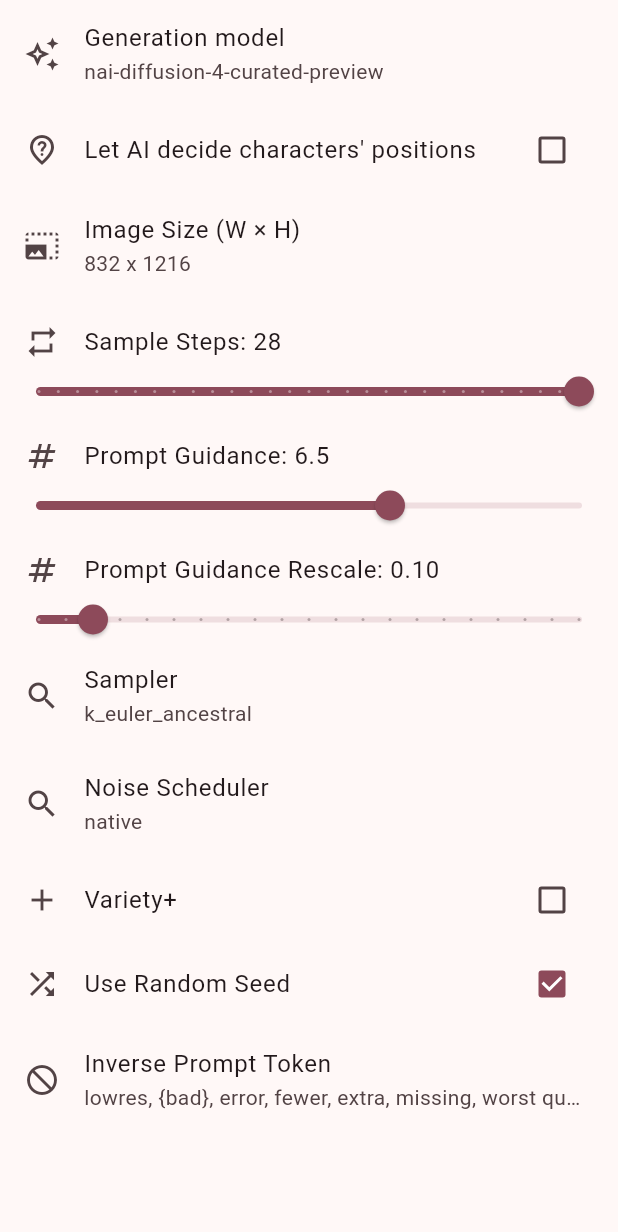
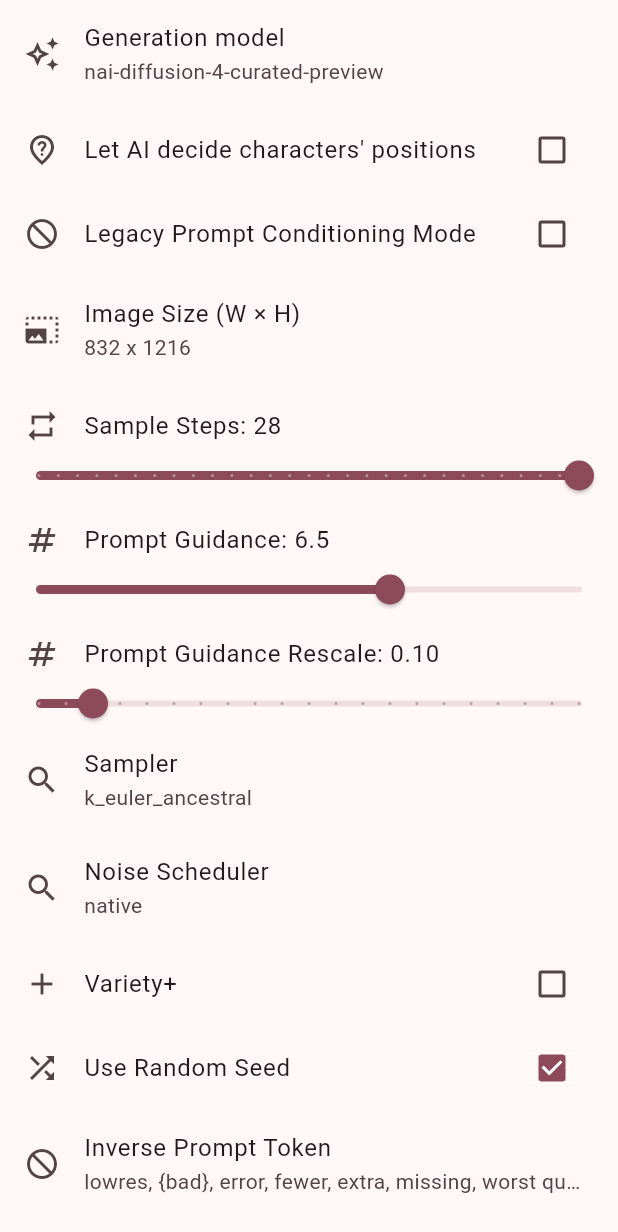
Before and after one commit to Exception0x0194/NAI-Generator-Flutter, a Flutter app: the ParametersConfigView screen opened directly, on a phone screen of 412 x 824 dp. Shown: the top 1232 px of the screen. Run offline on Flutter 3.47's test engine with Material 3 defaults, Android fonts, the phone set to English and light mode, and no system bars; our stand-ins replace adaptive_theme, device_info_plus, easy_localization, file_picker, flutter_markdown, get_it and 6 more; missing offline and left inert: blinking_text, encrypt, flutter_command, gzip, image_size_getter, saver_gallery and 3 more; accounts and stored records are empty.

Commit message:
添加了legacy prompt conditioning mode

```diff
--- a/lib/data/models/param_config.dart
+++ b/lib/data/models/param_config.dart
@@ -33,6 +33,7 @@ class ParamConfig {
   String model = 'nai-diffusion-4-curated-preview';
 
   bool autoPosition;
+  bool legacyUc;
 
   ParamConfig({
     this.model = 'nai-diffusion-4-curated-preview',
@@ -57,6 +58,7 @@ class ParamConfig {
     this.varietyPlus = false,
     this.negativePrompt = defaultUC,
     this.autoPosition = false,
+    this.legacyUc = false,
   });
 
   Map<String, dynamic> toJson() {
@@ -85,6 +87,7 @@ class ParamConfig {
       'reference_strength_multiple': [],
       'variety_plus': varietyPlus,
       'auto_position': autoPosition,
+      'legacy_uc': legacyUc,
     };
   }
 
@@ -106,33 +109,6 @@ class ParamConfig {
       final v = pow(4.0 * w * h / 63232, 0.5);
       skipCfgAboveSigma = 19.0 * v;
     }
-    // var payload = {
-    //   'width': width,
-    //   'height': height,
-    //   'scale': scale,
-    //   'sampler': sampler,
-    //   'steps': steps,
-    //   'n_samples': nSamples,
-    //   'ucPreset': ucPreset,
-    //   'qualityToggle': qualityToggle,
-    //   'sm': sm,
-    //   'sm_dyn': smDyn,
-    //   'seed': randomSeed ? Random().nextInt(1 << 32 - 1) : seed,
-    //   'dynamic_thresholding': dynamicThresholding,
-    //   'controlnet_strength': controlNetStrength,
-    //   'legacy': legacy,
-    //   'add_original_image': addOriginalImage,
-    //   'uncond_scale': uncondScale,
-    //   'cfg_rescale': cfgRescale,
-    //   'noise_schedule': noiseSchedule,
-    //   'negative_prompt': negativePrompt,
-    //   'reference_image_multiple': [],
-    //   'reference_information_extracted_multiple': [],
-    //   'reference_strength_multiple': [],
-    //   'prefer_brownian': preferBrownian,
-    //   'skip_cfg_above_sigma': skipCfgAboveSigma,
-    //   'deliberate_euler_ancestral_bug': deliberateEulerAncestralBug,
-    // };
     var payload = {
       "params_version": 3,
       "width": width,
@@ -162,7 +138,8 @@ class ParamConfig {
       "reference_information_extracted_multiple": [],
       "reference_strength_multiple": [],
       "deliberate_euler_ancestral_bug": deliberateEulerAncestralBug,
-      "prefer_brownian": preferBrownian
+      "prefer_brownian": preferBrownian,
+      "legacy_uc": legacyUc,
     };
     payload['legacy_v3_extend'] = false;
     payload.removeWhere((k, v) => v == null);
@@ -204,6 +181,7 @@ class ParamConfig {
       noiseSchedule: json['noise_schedule'],
       negativePrompt: json['negative_prompt'],
       autoPosition: json['auto_position'] ?? false,
+      legacyUc: json['legacy_uc'] ?? false,
     );
   }
 
@@ -290,6 +268,10 @@ class ParamConfig {
       randomSeed = false;
       loadCount++;
     }
+    if (json.containsKey('legacy_uc')) {
+      seed = json['legacy_uc'];
+      loadCount++;
+    }
     return loadCount;
   }
 }
--- a/lib/data/use_cases/generate_payload_use_case.dart
+++ b/lib/data/use_cases/generate_payload_use_case.dart
@@ -124,6 +124,7 @@ class GeneratePayloadUseCase {
         'base_caption': paramConfig.negativePrompt,
         'char_captions': v4CharNegCaptions,
       },
+      'legacy_uc': paramConfig.legacyUc,
     };
     paramPayload['v4_prompt'] = v4Prompt;
     paramPayload['v4_negative_prompt'] = v4NegPrompt;
--- a/lib/ui/parameters_config/view_models/parameters_config_viewmodel.dart
+++ b/lib/ui/parameters_config/view_models/parameters_config_viewmodel.dart
@@ -5,7 +5,8 @@ import 'package:nai_casrand/data/models/payload_config.dart';
 import 'package:nai_casrand/data/models/generation_size.dart';
 
 class ParametersConfigViewmodel extends ChangeNotifier {
-  ParamConfig config = GetIt.instance<PayloadConfig>().paramConfig;
+  PayloadConfig get payloadConfig => GetIt.I();
+  ParamConfig get config => payloadConfig.paramConfig;
 
   ParametersConfigViewmodel();
 
@@ -108,4 +109,12 @@ class ParametersConfigViewmodel extends ChangeNotifier {
     config.autoPosition = value;
     notifyListeners();
   }
+
+  void setLegacyUc(bool? value) {
+    if (value == null) return;
+    config.legacyUc = value;
+    notifyListeners();
+  }
+
+  void loadImageMetadata(BuildContext context) {}
 }
--- a/lib/ui/parameters_config/widgets/parameters_conifg_view.dart
+++ b/lib/ui/parameters_config/widgets/parameters_conifg_view.dart
@@ -1,11 +1,15 @@
 import 'package:easy_localization/easy_localization.dart';
 import 'package:flutter/material.dart';
+import 'package:image_picker/image_picker.dart';
 import 'package:nai_casrand/core/constants/defaults.dart';
 import 'package:nai_casrand/core/constants/parameters.dart';
+import 'package:nai_casrand/data/services/image_service.dart';
+import 'package:nai_casrand/ui/core/utils/flushbar.dart';
 import 'package:nai_casrand/ui/parameters_config/view_models/parameters_config_viewmodel.dart';
 import 'package:nai_casrand/ui/core/widgets/editable_list_tile.dart';
 import 'package:nai_casrand/ui/core/widgets/slider_list_tile.dart';
 import 'package:provider/provider.dart';
+import 'package:image/image.dart' as img;
 
 class ParametersConfigView extends StatelessWidget {
   final ParametersConfigViewmodel viewmodel;
@@ -14,14 +18,13 @@ class ParametersConfigView extends StatelessWidget {
 
   @override
   Widget build(BuildContext context) {
-    final content = ChangeNotifierProvider.value(
-        value: viewmodel,
-        child: Consumer<ParametersConfigViewmodel>(
-            builder: (context, viewmodel, child) {
-          return Column(
+    final content = ListenableBuilder(
+      listenable: viewmodel,
+      builder: (context, _) => Column(
         children: [
           _buildModelSelector(context),
           if (viewmodel.isV4) _buildAutoPositionTile(context),
+          if (viewmodel.isV4) _buildLegacyUcTile(context),
           _buildSizeSelector(context),
           // Steps
           SliderListTile(
@@ -69,17 +72,16 @@ class ParametersConfigView extends StatelessWidget {
               title: context.tr('noise_scheduler'),
               currentValue: viewmodel.config.noiseSchedule,
               options: viewmodel.isV4 ? noiseSchedulesV4 : noiseSchedules,
-                  onSelectComplete: (value) =>
-                      viewmodel.setNoiseScheduler(value)),
+              onSelectComplete: (value) => viewmodel.setNoiseScheduler(value)),
           // SMEA
-              if (!viewmodel.config.model.contains('diffusion-4'))
+          if (!viewmodel.isV4)
             _buildSwitchTile(
               context.tr('sm'),
               viewmodel.config.sm,
               (newValue) => viewmodel.setSm(newValue),
               const Icon(Icons.keyboard_double_arrow_right),
             ),
-              if (!viewmodel.config.model.contains('diffusion-4'))
+          if (!viewmodel.isV4)
             _buildSwitchTile(
               context.tr('sm_dyn'),
               viewmodel.config.smDyn,
@@ -105,10 +107,20 @@ class ParametersConfigView extends StatelessWidget {
             keyboardType: TextInputType.text,
           ),
         ],
+      ),
     );
-        }));
-    return SingleChildScrollView(
+
+    /// TODO: import metadata from image
+    final fab = FloatingActionButton(
+      tooltip: tr('import_metadata_from_image'),
+      onPressed: () => _showImportMetadataDialog(context),
+      child: const Icon(Icons.image_outlined),
+    );
+    return Scaffold(
+      // floatingActionButton: fab,
+      body: SingleChildScrollView(
         child: content,
+      ),
     );
   }
 
@@ -184,6 +196,36 @@ class ParametersConfigView extends StatelessWidget {
       secondary: const Icon(Icons.not_listed_location_outlined),
       value: viewmodel.config.autoPosition,
       onChanged: (value) => viewmodel.setAutoPosition(value),
+    );
+  }
+
+  Widget _buildLegacyUcTile(BuildContext context) {
+    return CheckboxListTile(
+      title: const Text('Legacy Prompt Conditioning Mode'),
+      secondary: const Icon(Icons.do_not_disturb),
+      value: viewmodel.config.legacyUc,
+      onChanged: (value) => viewmodel.setLegacyUc(value),
+    );
+  }
+
+  Future _showImportMetadataDialog(BuildContext context) async {
+    final picker = ImagePicker();
+    final result = await picker.pickImage(source: ImageSource.gallery);
+    if (result == null) return;
+    final image = img.decodeImage(await result.readAsBytes());
+    if (image == null) return;
+    final metadataString = await ImageService().extractMetadata(image);
+    if (!context.mounted) return;
+    if (metadataString == null) {
+      showErrorBar(context, tr('metadata_not_found'));
+      return;
+    }
+    showDialog(
+      context: context,
+      builder: (_) => AlertDialog(
+        title: Text(tr('metadata_found')),
+        content: Text(metadataString),
+      ),
     );
   }
 }
```
Also changed, not shown: lib/data/models/settings.dart (+3 -10 lines). Lines whose indentation alone changed are shown as unchanged.
